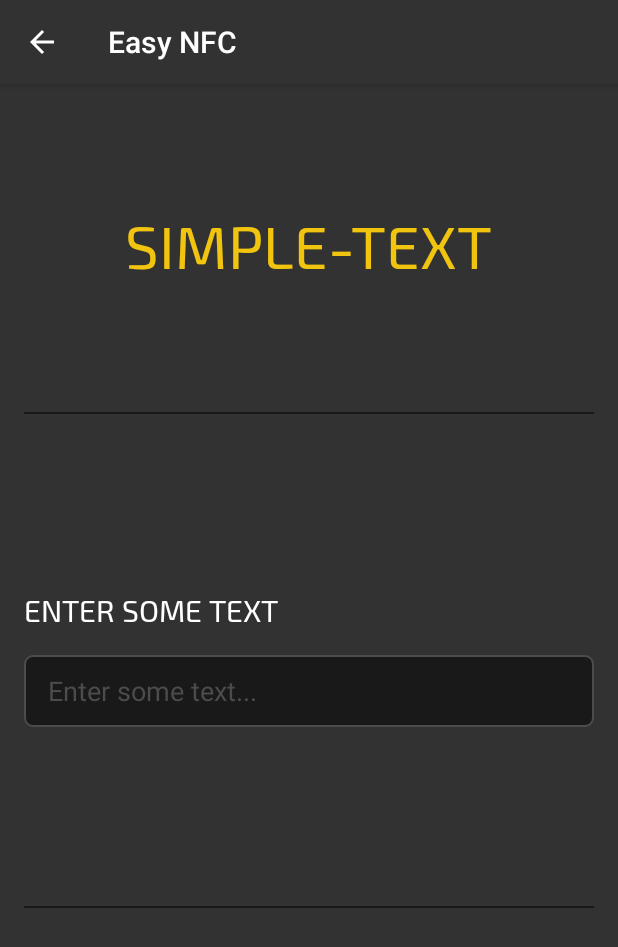
After one commit to l3vick/EasyNfc, an Android app: the SimpleTextWriterFragment screen opened directly, with no data from a screen before it, on a phone screen of 412 x 824 dp. The commit adds this screen. Shown: the top 947 px of the screen. Run offline under Robolectric (Android 15) with nearby library versions, the phone set to English and light mode, and no system bars; our stand-ins replace ButterKnife.

Commit message:
Created Writer and type navigation, Simple Text fragment started

```diff
--- a/app/src/main/AndroidManifest.xml
+++ b/app/src/main/AndroidManifest.xml
@@ -16,6 +16,7 @@
                 <category android:name="android.intent.category.LAUNCHER" />
             </intent-filter>
         </activity>
+        <activity android:name=".writer.WriterActivity"></activity>
     </application>
 
 </manifest>
--- a/app/src/main/java/com/easynfc/MainActivity.java
+++ b/app/src/main/java/com/easynfc/MainActivity.java
@@ -12,6 +12,7 @@ import com.easynfc.mytags.MyTagsFragment;
 import com.easynfc.reader.ReaderFragment;
 import com.easynfc.tagsmenu.TagsMenuFragment;
 import com.easynfc.tagsmenu.TagsMenuPresenter;
+import com.easynfc.writer.WriterActivity;
 
 public class MainActivity extends AppCompatActivity {
 
@@ -89,4 +90,8 @@ public class MainActivity extends AppCompatActivity {
                     .commit();
         }
     }
+
+    public void navigateToWriter(int typeWriter) {
+        startActivity(WriterActivity.newIntent(this, typeWriter));
+    }
 }
--- /dev/null
+++ b/app/src/main/java/com/easynfc/writer/SimpleText/SimpleTextWriterFragment.java
@@ -0,0 +1,54 @@
+package com.easynfc.writer.SimpleText;
+
+
+import android.graphics.Typeface;
+import android.os.Bundle;
+import android.support.v4.app.Fragment;
+import android.view.LayoutInflater;
+import android.view.View;
+import android.view.ViewGroup;
+import android.widget.TextView;
+
+import com.easynfc.R;
+
+import org.w3c.dom.Text;
+
+import butterknife.BindView;
+import butterknife.ButterKnife;
+
+/**
+ * A simple {@link Fragment} subclass.
+ */
+public class SimpleTextWriterFragment extends Fragment {
+
+    @BindView(R.id.txt_title)
+    TextView txtTitle;
+    @BindView(R.id.txt_input_title)
+    TextView txtInputTitle;
+
+
+
+    public static final String TAG = "SimpleTextWriterFragment";
+
+    public SimpleTextWriterFragment() {
+        // Required empty public constructor
+    }
+
+    public static SimpleTextWriterFragment newInstance(){
+        return new SimpleTextWriterFragment();
+    }
+
+
+    @Override
+    public View onCreateView(LayoutInflater inflater, ViewGroup container,
+                             Bundle savedInstanceState) {
+        // Inflate the layout for this fragment
+        View v = inflater.inflate(R.layout.fragment_simple_text_writer, container, false);
+        ButterKnife.bind(this,v);
+        Typeface exo2 = Typeface.createFromAsset(getContext().getAssets(), "exo2.ttf");
+        txtTitle.setTypeface(exo2);
+        txtInputTitle.setTypeface(exo2);
+        return v;
+    }
+
+}
--- /dev/null
+++ b/app/src/main/java/com/easynfc/writer/WriterActivity.java
@@ -0,0 +1,110 @@
+package com.easynfc.writer;
+
+import android.content.Context;
+import android.content.Intent;
+import android.support.v7.app.ActionBar;
+import android.support.v7.app.AppCompatActivity;
+import android.os.Bundle;
+import android.util.AttributeSet;
+import android.view.MenuItem;
+import android.view.View;
+
+import com.easynfc.R;
+import com.easynfc.mytags.MyTagsFragment;
+import com.easynfc.util.AppConstants;
+import com.easynfc.writer.SimpleText.SimpleTextWriterFragment;
+
+public class WriterActivity extends AppCompatActivity {
+
+    private static final String TYPE_WRITER = "TYPE_WRITER";
+
+    public static Intent newIntent(Context context, int typeWriter) {
+        Intent intent = new Intent(context, WriterActivity.class);
+        intent.putExtra(TYPE_WRITER, typeWriter);
+        return intent;
+    }
+
+    @Override
+    protected void onCreate(Bundle savedInstanceState) {
+        super.onCreate(savedInstanceState);
+        setContentView(R.layout.activity_writer);
+        getSupportActionBar().setDisplayHomeAsUpEnabled(true);
+        opentTypeFragment(getIntent().getIntExtra(TYPE_WRITER, 0));
+    }
+
+    private void opentTypeFragment(int typeWriter) {
+        switch (typeWriter) {
+            case AppConstants.SIMPLE_TEXT_TAG:
+                navigateToSimpleTextWriter();
+            case AppConstants.URL_TAG:
+                navigateToUrlWriter();
+            case AppConstants.SMS_TAG:
+                navigateToSmsWriter();
+            case AppConstants.PHONE_TAG:
+                navigateToPhone();
+            case AppConstants.APP_LAUNCHER_TAG:
+                navigateToAppLauncherWriter();
+            case AppConstants.LOCATION_TAG:
+                navigateToLocationWriter();
+            case AppConstants.WIFI_TAG:
+                navigateToWifiWriter();
+            case AppConstants.EMAIL_TAG:
+                navigateToEmailWriter();
+            case AppConstants.NDEF_FORMAT_TAG:
+                navigateToFormatWriter();
+            case AppConstants.LOCK_TAG:
+                navigateToLockWriter();
+                default:
+        }
+    }
+
+    private void navigateToSimpleTextWriter() {
+         SimpleTextWriterFragment simpleTextWriterFragment= (SimpleTextWriterFragment) getSupportFragmentManager().findFragmentByTag(SimpleTextWriterFragment.TAG);
+        if (simpleTextWriterFragment == null) {
+            simpleTextWriterFragment = SimpleTextWriterFragment.newInstance();
+            getSupportFragmentManager()
+                    .beginTransaction()
+                    .replace(R.id.container, simpleTextWriterFragment)
+                    .commit();
+        }
+    }
+
+    private void navigateToUrlWriter() {
+    }
+
+    private void navigateToSmsWriter() {
+    }
+
+    private void navigateToPhone() {
+    }
+
+    private void navigateToAppLauncherWriter() {
+    }
+
+    private void navigateToLocationWriter() {
+    }
+
+    private void navigateToWifiWriter() {
+    }
+
+    private void navigateToEmailWriter() {
+    }
+
+    private void navigateToFormatWriter() {
+    }
+
+    private void navigateToLockWriter() {
+    }
+
+
+    @Override
+    public boolean onOptionsItemSelected(MenuItem item) {
+        switch (item.getItemId()) {
+            case android.R.id.home:
+                this.finish();
+                return true;
+            default:
+                return super.onOptionsItemSelected(item);
+        }
+    }
+}
--- /dev/null
+++ b/app/src/main/res/drawable/edit_text_rounded_border.xml
@@ -0,0 +1,11 @@
+<?xml version="1.0" encoding="UTF-8"?>
+<selector xmlns:android="http://schemas.android.com/apk/res/android">
+    <item>
+        <shape>
+            <solid android:color="@color/easy_black_dark" />
+            <stroke android:width="1dp" android:color="@color/easy_grey" />
+            <corners android:bottomLeftRadius="5dp" android:bottomRightRadius="5dp" android:topLeftRadius="5dp" android:topRightRadius="5dp" />
+            <padding android:bottom="0dp" android:left="0dp" android:right="0dp" android:top="0dp" />
+        </shape>
+    </item>
+</selector>
--- /dev/null
+++ b/app/src/main/res/layout/activity_writer.xml
@@ -0,0 +1,14 @@
+<?xml version="1.0" encoding="utf-8"?>
+<RelativeLayout
+    xmlns:android="http://schemas.android.com/apk/res/android"
+    xmlns:tools="http://schemas.android.com/tools"
+    android:layout_width="match_parent"
+    android:layout_height="match_parent"
+    tools:context="com.easynfc.writer.WriterActivity">
+
+    <FrameLayout
+        android:id="@+id/container"
+        android:layout_width="match_parent"
+        android:layout_height="match_parent" />
+
+</RelativeLayout>
--- /dev/null
+++ b/app/src/main/res/layout/fragment_simple_text_writer.xml
@@ -0,0 +1,85 @@
+<LinearLayout xmlns:android="http://schemas.android.com/apk/res/android"
+    xmlns:tools="http://schemas.android.com/tools"
+    android:layout_width="match_parent"
+    android:layout_height="match_parent"
+    android:background="@color/easy_black"
+    android:orientation="vertical"
+    android:weightSum="7"
+    tools:context="com.easynfc.writer.SimpleText.SimpleTextWriterFragment">
+
+    <LinearLayout
+        android:layout_width="match_parent"
+        android:layout_height="0dp"
+        android:layout_weight="2"
+        android:gravity="center"
+        android:background="@color/easy_black">
+
+        <TextView
+            android:id="@+id/txt_title"
+            android:layout_width="wrap_content"
+            android:textColor="@color/mustard"
+            android:text="@string/simple_text"
+            android:textAllCaps="true"
+            android:textSize="@dimen/type_title"
+            android:layout_height="wrap_content" />
+
+
+    </LinearLayout>
+
+    <RelativeLayout
+        android:layout_width="match_parent"
+        android:layout_height="1dp"
+        android:layout_marginLeft="@dimen/app_padding"
+        android:layout_marginRight="@dimen/app_padding"
+        android:background="@color/easy_black_dark" />
+
+    <LinearLayout
+        android:layout_width="match_parent"
+        android:layout_height="0dp"
+        android:layout_weight="3"
+        android:orientation="vertical"
+        android:background="@color/easy_black"
+        android:gravity="center|left">
+
+        <TextView
+            android:id="@+id/txt_input_title"
+            android:layout_width="wrap_content"
+            android:textColor="@android:color/white"
+            android:text="@string/enter_simple_text"
+            android:layout_marginLeft="@dimen/app_padding"
+            android:textAllCaps="true"
+            android:textSize="@dimen/input_title"
+            android:layout_height="wrap_content" />
+
+        <EditText
+            android:layout_width="match_parent"
+            android:layout_marginLeft="@dimen/app_padding"
+            android:layout_marginRight="@dimen/app_padding"
+            android:background="@drawable/edit_text_rounded_border"
+            android:hint="@string/enter_single_text_hint"
+            android:layout_marginTop="@dimen/app_padding"
+            android:paddingLeft="@dimen/app_padding"
+            android:textColor="@android:color/white"
+            android:textColorHint="@color/easy_grey"
+            android:layout_height="@dimen/edit_text_height" />
+
+    </LinearLayout>
+
+
+    <RelativeLayout
+        android:layout_width="match_parent"
+        android:layout_height="1dp"
+        android:layout_marginLeft="@dimen/app_padding"
+        android:layout_marginRight="@dimen/app_padding"
+        android:background="@color/easy_black_dark" />
+
+    <LinearLayout
+        android:layout_width="match_parent"
+        android:layout_height="0dp"
+        android:layout_weight="2"
+        android:background="@color/easy_black"
+        android:padding="1dp">
+
+    </LinearLayout>
+
+</LinearLayout>
--- a/app/src/main/res/layout/menu_item.xml
+++ b/app/src/main/res/layout/menu_item.xml
@@ -62,6 +62,6 @@
     <RelativeLayout
         android:layout_width="match_parent"
         android:layout_height="1dp"
-        android:background="@android:color/white" />
+        android:background="@color/easy_black_dark" />
 
 </LinearLayout>
--- a/app/src/main/res/values/dimens.xml
+++ b/app/src/main/res/values/dimens.xml
@@ -1,9 +1,13 @@
 <?xml version="1.0" encoding="utf-8"?>
 <resources>
 
-    <dimen name="menu_title">40dp</dimen>
+    <dimen name="elevation">4dp</dimen>
+
+    <dimen name="menu_title">40sp</dimen>
     <dimen name="menu_subtittle">20sp</dimen>
     <dimen name="tag_menu_type">20sp</dimen>
+    <dimen name="margin_txt_type_tags_menu">4dp</dimen>
+    <dimen name="type_title">40sp</dimen>
 
 
     <dimen name="padding_4">4dp</dimen>
@@ -33,7 +37,8 @@
     <dimen name="text_24">24sp</dimen>
     <dimen name="text_36">36sp</dimen>
     <dimen name="app_padding">16dp</dimen>
-    <dimen name="elevation">4dp</dimen>
+    <dimen name="input_title">20sp</dimen>
+    <dimen name="edit_text_height">48dp</dimen>
 
 
 </resources>
--- a/app/src/main/res/values/integers.xml
+++ b/app/src/main/res/values/integers.xml
@@ -1,4 +1,4 @@
 <?xml version="1.0" encoding="utf-8"?>
 <resources>
-    <integer name="slide_animation_duration">300</integer>
+    <integer name="slide_animation_duration">200</integer>
 </resources>
--- a/app/src/main/res/values/strings.xml
+++ b/app/src/main/res/values/strings.xml
@@ -4,4 +4,8 @@
     <!-- TODO: Remove or change this placeholder text -->
     <string name="hello_blank_fragment">Hello blank fragment</string>
     <string name="raleway">raleway.ttf</string>
+    <string name="simple_text">Simple-Text</string>
+    <string name="enter_simple_text">Enter some text</string>
+    <string name="enter_single_text_hint">Enter some text...</string>
+
 </resources>
```
Also changed, not shown: app/build.gradle (+3 -4 lines), app/src/main/java/com/easynfc/tagsmenu/TagsMenuAdapter.java (+10 -10 lines), app/src/main/res/layout/tag_menu_item.xml (+7 -19 lines), app/src/main/res/values/colors.xml (+2 -46 lines).
